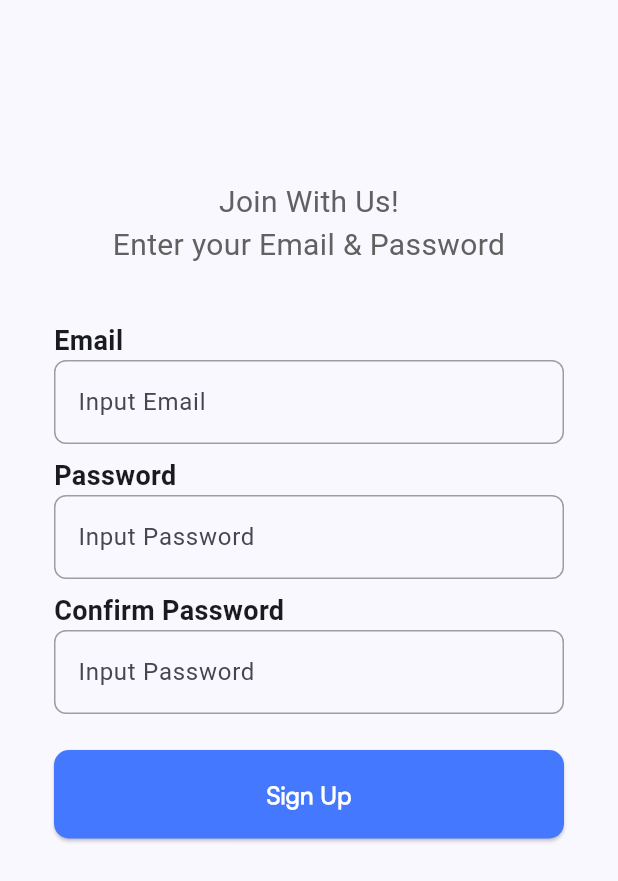
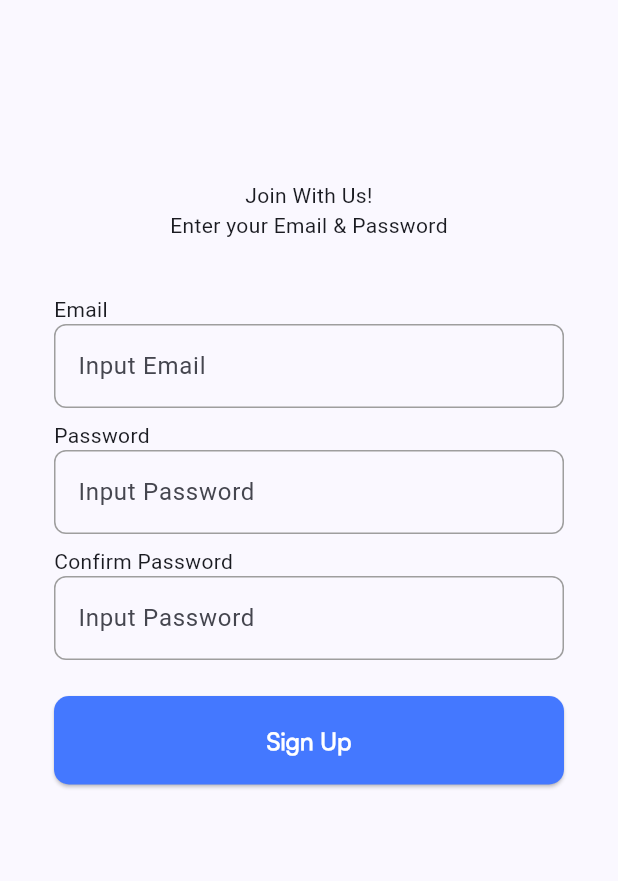
Before and after one commit to MdAshrafUllah/Socialive, a Flutter app: the SignupScreen screen opened directly, on a phone screen of 412 x 824 dp. Shown: the top 881 px of the screen. Run offline on Flutter 3.47's test engine with Material 3 defaults, Android fonts, the phone set to English and light mode, and no system bars; our stand-ins replace flutter_svg, get.

Commit message:
Update signup_screen.dart

```diff
--- a/lib/presentation/ui/screens/signup_screen.dart
+++ b/lib/presentation/ui/screens/signup_screen.dart
@@ -1,5 +1,6 @@
 // ui only
 import 'package:flutter/material.dart';
+import 'package:socialive/app/utility/font_style.dart';
 import 'package:socialive/presentation/ui/widgets/show_alert_dialog.dart';
 import 'package:socialive/presentation/ui/widgets/button_widget.dart';
 import 'package:socialive/presentation/ui/widgets/text_field_widget.dart';
@@ -36,7 +37,7 @@ class _SignupScreenState extends State<SignupScreen> {
               Text(
                 'Join With Us!\nEnter your Email & Password',
                 textAlign: TextAlign.center,
-                style: TextStyle(fontSize: 20, color: Colors.grey[700]),
+                style: AppFontStyle.headLineMedium,
               ),
               const SizedBox(height: 36),
               const Row(
@@ -44,8 +45,7 @@ class _SignupScreenState extends State<SignupScreen> {
                   SizedBox(
                     child: Text(
                       'Email',
-                      style:
-                      TextStyle(fontSize: 18, fontWeight: FontWeight.bold),
+                      style: AppFontStyle.satoshi700S18,
                     ),
                   ),
                 ],
@@ -59,8 +59,8 @@ class _SignupScreenState extends State<SignupScreen> {
                 SizedBox(
                   child: Text(
                     'Password',
-                    style:
-                    TextStyle(fontSize: 18, fontWeight: FontWeight.bold),
+                    style: AppFontStyle.satoshi700S18,
+                    //TextStyle(fontSize: 18, fontWeight: FontWeight.bold),
                   ),
                 ),
               ],
@@ -75,8 +75,7 @@ class _SignupScreenState extends State<SignupScreen> {
                 SizedBox(
                   child: Text(
                     'Confirm Password',
-                    style:
-                    TextStyle(fontSize: 18, fontWeight: FontWeight.bold),
+                    style: AppFontStyle.satoshi700S18,
                   ),
                 ),
               ],
```
